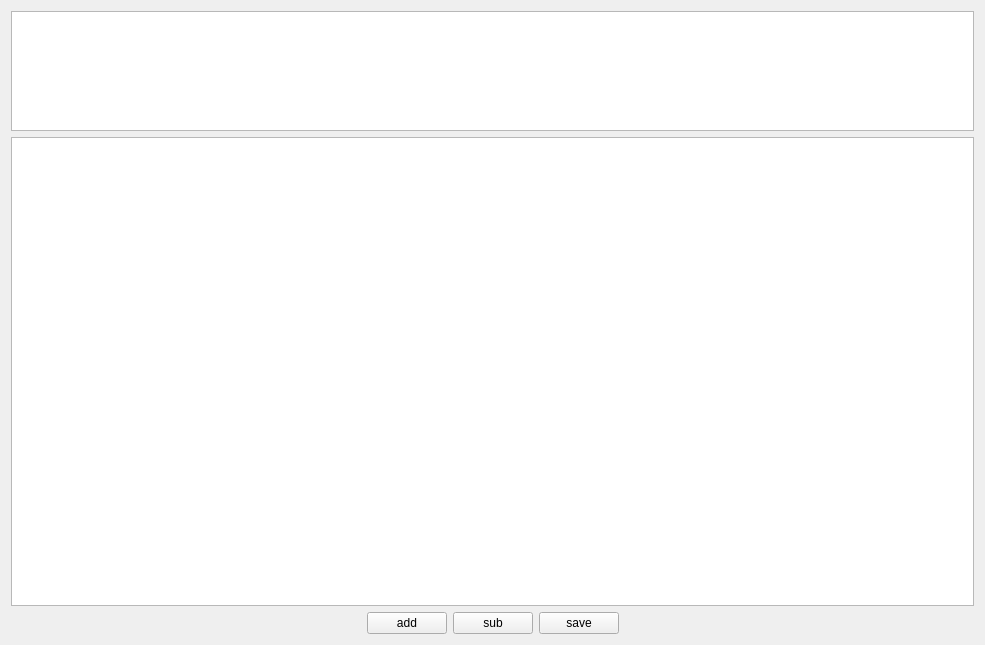
Qt form LxDailySchedule/DailyScheduleWidget.ui (leishengxie/FengZhiHong) before a commit.
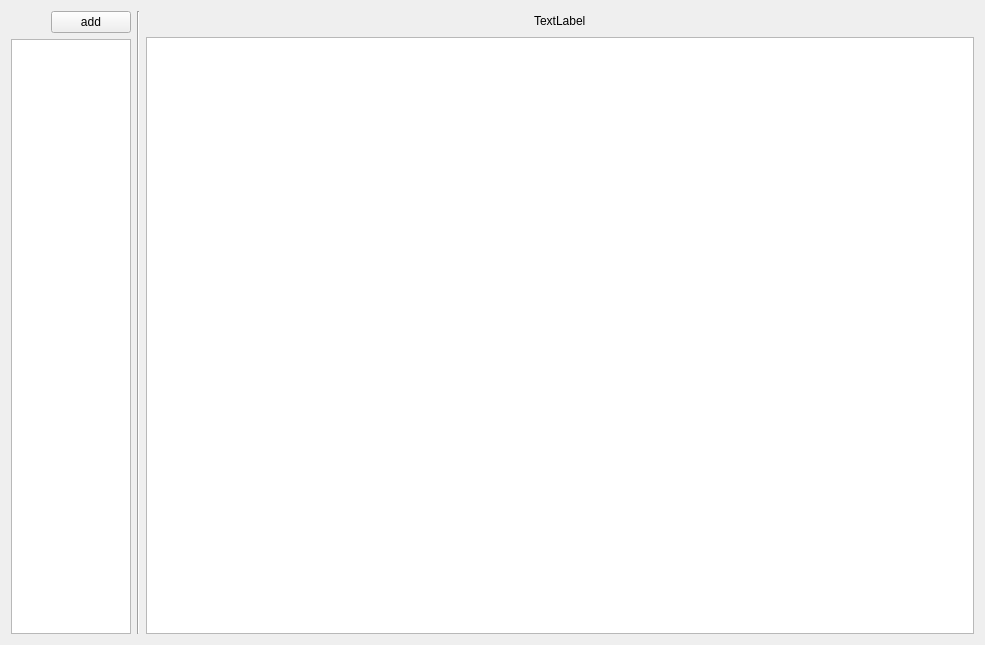
The same form after that commit. Custom widgets are drawn as their Qt base class.

Patch:
```diff
--- a/LxDailySchedule/DailyScheduleWidget.ui
+++ b/LxDailySchedule/DailyScheduleWidget.ui
@@ -13,20 +13,9 @@
   <property name="windowTitle">
    <string>日作息时间表</string>
   </property>
+  <layout class="QHBoxLayout" name="horizontalLayout_3" stretch="0,0,1">
+   <item>
   <layout class="QVBoxLayout" name="verticalLayout">
-   <item>
-    <widget class="CDailyScheduleBookListView" name="listView">
-     <property name="maximumSize">
-      <size>
-       <width>16777215</width>
-       <height>120</height>
-      </size>
-     </property>
-    </widget>
-   </item>
-   <item>
-    <widget class="CDailyScheduleTableView" name="tableView"/>
-   </item>
    <item>
     <layout class="QHBoxLayout" name="horizontalLayout">
      <item>
@@ -49,20 +38,31 @@
        </property>
       </widget>
      </item>
+      </layout>
+     </item>
      <item>
-      <widget class="QPushButton" name="btnSub">
-       <property name="text">
-        <string>sub</string>
+      <widget class="CDailyScheduleBookListView" name="listView">
+       <property name="maximumSize">
+        <size>
+         <width>120</width>
+         <height>16777215</height>
+        </size>
        </property>
       </widget>
      </item>
+    </layout>
+   </item>
      <item>
-      <widget class="QPushButton" name="btnSave">
-       <property name="text">
-        <string>save</string>
+    <widget class="Line" name="line">
+     <property name="orientation">
+      <enum>Qt::Vertical</enum>
        </property>
       </widget>
      </item>
+   <item>
+    <layout class="QVBoxLayout" name="verticalLayout_2">
+     <item>
+      <layout class="QHBoxLayout" name="horizontalLayout_2">
      <item>
       <spacer name="horizontalSpacer_2">
        <property name="orientation">
@@ -75,6 +75,31 @@
         </size>
        </property>
       </spacer>
+       </item>
+       <item>
+        <widget class="QLabel" name="label">
+         <property name="text">
+          <string>TextLabel</string>
+         </property>
+        </widget>
+       </item>
+       <item>
+        <spacer name="horizontalSpacer_3">
+         <property name="orientation">
+          <enum>Qt::Horizontal</enum>
+         </property>
+         <property name="sizeHint" stdset="0">
+          <size>
+           <width>40</width>
+           <height>20</height>
+          </size>
+         </property>
+        </spacer>
+       </item>
+      </layout>
+     </item>
+     <item>
+      <widget class="CDailyScheduleTableView" name="tableView"/>
      </item>
     </layout>
    </item>
```
Lines whose indentation alone changed are shown as unchanged.
